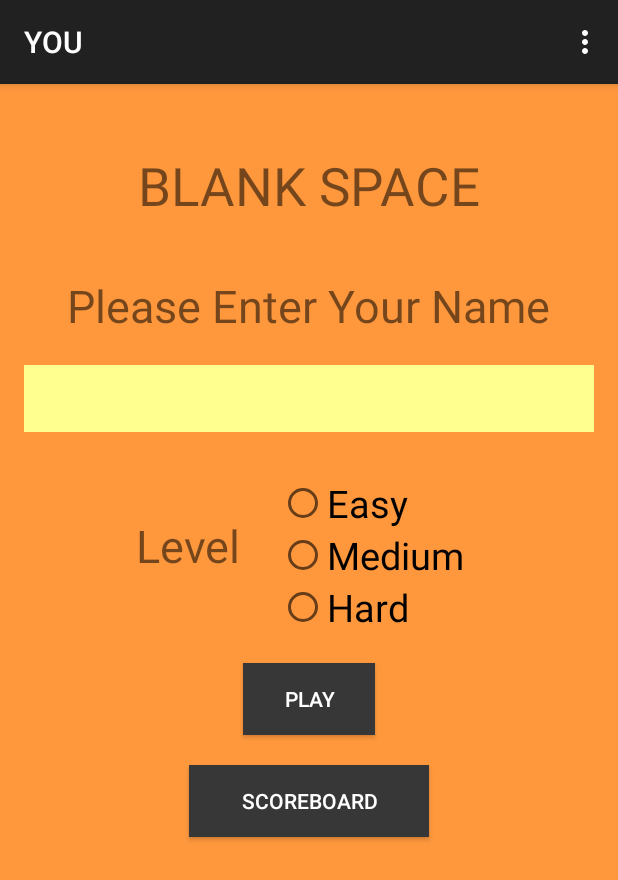
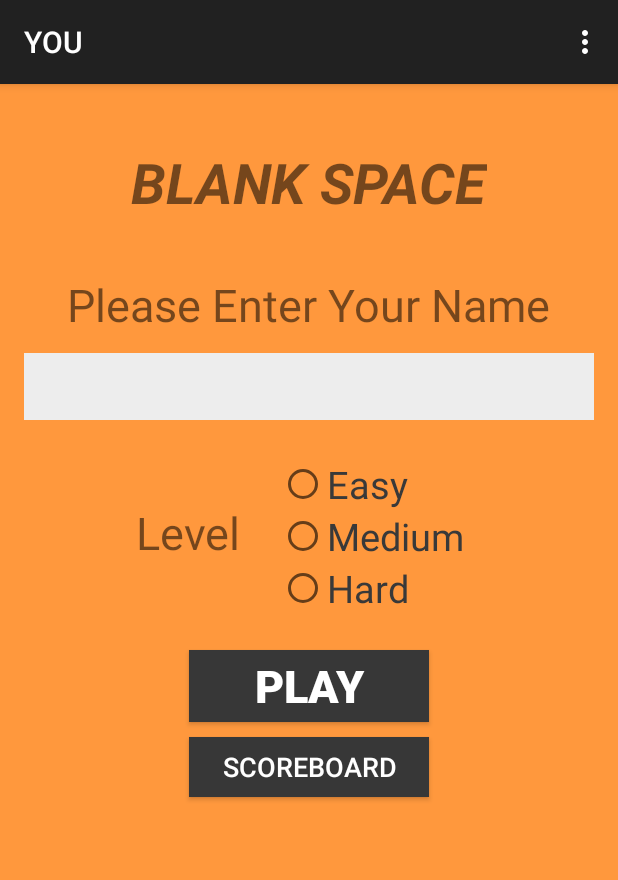
Before and after one commit to mintmymelo/YOU, an Android app: the screen it shows after launch (MainActivity), on a phone screen of 412 x 824 dp. Shown: the top 880 px of the screen. Run offline under Robolectric (Android 15) with nearby library versions, the phone set to English and light mode, and no system bars.

Commit message:
BS_Project_V_1.15.2
Edit a bit xml

```diff
--- a/app/src/main/res/layout/activity_main.xml
+++ b/app/src/main/res/layout/activity_main.xml
@@ -17,11 +17,12 @@
         android:layout_height="wrap_content"
         android:text="BLANK SPACE"
         android:id="@+id/textView"
-        android:layout_marginTop="28dp"
+        android:layout_marginTop="24dp"
         android:textIsSelectable="false"
-        android:textSize="35dp"
+        android:textSize="37dp"
         android:layout_alignParentTop="true"
-        android:layout_centerHorizontal="true" />
+        android:layout_centerHorizontal="true"
+        android:textStyle="bold|italic" />
 
     <TextView
         android:layout_width="wrap_content"
@@ -37,17 +38,17 @@
         android:layout_width="fill_parent"
         android:layout_height="wrap_content"
         android:id="@+id/etName"
-        android:background="#fffeff8e"
+        android:background="#ffededed"
         android:textSize="33dp"
         android:layout_below="@+id/textView2"
         android:layout_alignParentEnd="true"
-        android:layout_marginTop="19dp" />
+        android:layout_marginTop="12dp" />
 
     <LinearLayout
         android:orientation="horizontal"
         android:layout_width="fill_parent"
         android:layout_height="wrap_content"
-        android:layout_marginTop="30dp"
+        android:layout_marginTop="25dp"
         android:id="@+id/linearLayout"
         android:layout_below="@+id/etName"
         android:layout_alignParentStart="true">
@@ -65,7 +66,7 @@
                 android:textSize="30dp"
                 android:layout_centerVertical="true"
                 android:layout_alignStart="@+id/textView2"
-                android:layout_marginTop="25dp"
+                android:layout_marginTop="29dp"
                 android:layout_gravity="right"
                 android:layout_marginRight="25dp" />
         </LinearLayout>
@@ -87,7 +88,8 @@
                     android:id="@+id/btEasy"
                     android:layout_above="@+id/textView3"
                     android:layout_alignEnd="@+id/textView2"
-                    android:textSize="25dp" />
+                    android:textSize="25dp"
+                    android:textColor="#ff393939" />
 
                 <RadioButton
                     android:layout_width="wrap_content"
@@ -97,7 +99,8 @@
                     android:layout_below="@+id/btEasy"
                     android:layout_alignStart="@+id/btEasy"
                     android:layout_column="3"
-                    android:textSize="25dp" />
+                    android:textSize="25dp"
+                    android:textColor="#ff393939" />
 
                 <RadioButton
                     android:layout_width="wrap_content"
@@ -106,13 +109,14 @@
                     android:id="@+id/btHard"
                     android:layout_below="@+id/btMedium"
                     android:layout_alignStart="@+id/btMedium"
-                    android:textSize="25dp" />
+                    android:textSize="25dp"
+                    android:textColor="#ff393939" />
             </RadioGroup>
         </LinearLayout>
     </LinearLayout>
 
     <Button
-        android:layout_width="wrap_content"
+        android:layout_width="160dp"
         android:layout_height="wrap_content"
         android:text="PLAY"
         android:id="@+id/btPlay"
@@ -120,19 +124,22 @@
         android:textColor="#ffffffff"
         android:layout_below="@+id/linearLayout"
         android:layout_centerHorizontal="true"
-        android:layout_marginTop="20dp"
-        android:onClick="ButtonClicked" />
+        android:layout_marginTop="24dp"
+        android:onClick="ButtonClicked"
+        android:textStyle="bold"
+        android:textSize="30dp" />
 
     <Button
         android:layout_width="160dp"
-        android:layout_height="wrap_content"
+        android:layout_height="40dp"
         android:text="ScoreBoard"
         android:id="@+id/btScoreboard"
         android:background="#ff373737"
         android:textColor="#ffffffff"
         android:layout_below="@+id/btPlay"
         android:layout_centerHorizontal="true"
-        android:layout_marginTop="20dp"
-        android:onClick="ButtonClicked" />
+        android:layout_marginTop="10dp"
+        android:onClick="ButtonClicked"
+        android:textSize="18dp" />
 
 </RelativeLayout>
--- a/app/src/main/res/layout/mynewlistview.xml
+++ b/app/src/main/res/layout/mynewlistview.xml
@@ -16,7 +16,7 @@
             android:gravity="center_horizontal">
 
             <TextView
-                android:layout_width="100dp"
+                android:layout_width="165dp"
                 android:layout_height="wrap_content"
                 android:text="New Text"
                 android:id="@+id/tvListName"
@@ -25,7 +25,7 @@
                 android:textSize="17dp" />
 
             <TextView
-                android:layout_width="100dp"
+                android:layout_width="35dp"
                 android:layout_height="wrap_content"
                 android:text="New Text"
                 android:id="@+id/tvListScore"
```
